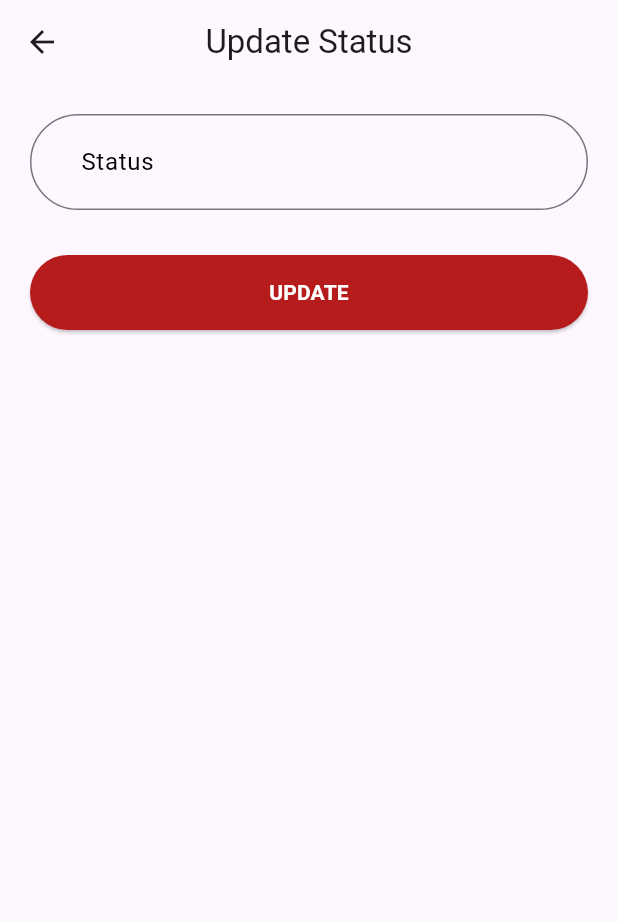
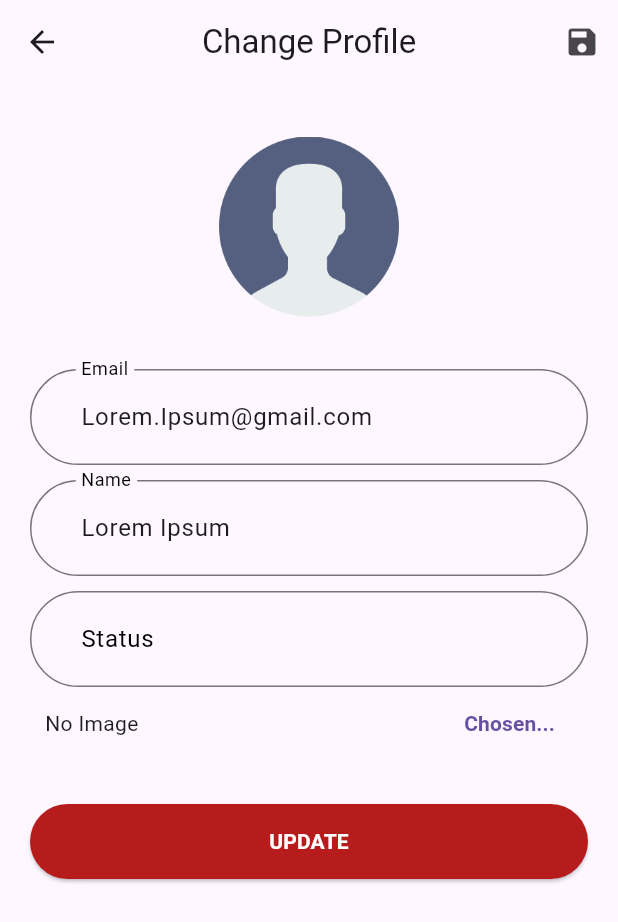
Before and after one commit to iGhost22/ChatApp, a Flutter app: the screen it shows after launch, on a phone screen of 412 x 824 dp. Shown: the top 922 px of the screen. Run offline on Flutter 3.47's test engine with Material 3 defaults, Android fonts, the phone set to English and light mode, and no system bars; drawn by our look-alikes of avatar_glow; our stand-ins replace firebase_core, get, introduction_screen, lottie; accounts and stored records are empty.

Commit message:
Create Change Profile

```diff
--- /dev/null
+++ b/lib/app/modules/change_profile/bindings/change_profile_binding.dart
@@ -0,0 +1,12 @@
+import 'package:get/get.dart';
+
+import '../controllers/change_profile_controller.dart';
+
+class ChangeProfileBinding extends Bindings {
+  @override
+  void dependencies() {
+    Get.lazyPut<ChangeProfileController>(
+      () => ChangeProfileController(),
+    );
+  }
+}
--- /dev/null
+++ b/lib/app/modules/change_profile/controllers/change_profile_controller.dart
@@ -0,0 +1,24 @@
+import 'package:flutter/material.dart';
+import 'package:get/get.dart';
+
+class ChangeProfileController extends GetxController {
+  late TextEditingController emailC;
+  late TextEditingController nameC;
+  late TextEditingController statusC;
+
+  @override
+  void onInit() {
+    emailC = TextEditingController(text: "Lorem.Ipsum@gmail.com");
+    nameC = TextEditingController(text: "Lorem Ipsum");
+    statusC = TextEditingController();
+    super.onInit();
+  }
+
+  @override
+  void onClose() {
+    emailC.dispose();
+    nameC.dispose();
+    statusC.dispose();
+    super.onClose();
+  }
+}
--- /dev/null
+++ b/lib/app/modules/change_profile/views/change_profile_view.dart
@@ -0,0 +1,156 @@
+import 'package:avatar_glow/avatar_glow.dart';
+import 'package:flutter/material.dart';
+
+import 'package:get/get.dart';
+
+import '../controllers/change_profile_controller.dart';
+
+class ChangeProfileView extends GetView<ChangeProfileController> {
+  const ChangeProfileView({Key? key}) : super(key: key);
+  @override
+  Widget build(BuildContext context) {
+    return Scaffold(
+      appBar: AppBar(
+        leading: IconButton(
+          onPressed: () {},
+          icon: Icon(Icons.arrow_back),
+        ),
+        title: const Text('Change Profile'),
+        centerTitle: true,
+        actions: [
+          IconButton(
+            onPressed: () {},
+            icon: Icon(Icons.save),
+          ),
+        ],
+      ),
+      body: Padding(
+        padding: const EdgeInsets.all(20),
+        child: ListView(
+          children: [
+            AvatarGlow(
+              // glowColor: Colors.black,
+              child: Container(
+                margin: EdgeInsets.all(15),
+                width: 120,
+                height: 120,
+                decoration: BoxDecoration(
+                  // color: Colors.black38,
+                  borderRadius: BorderRadius.circular(100),
+                  image: DecorationImage(
+                    image: AssetImage("assets/logo/noimage.png"),
+                  ),
+                ),
+              ),
+            ),
+            SizedBox(height: 20),
+            TextField(
+              controller: controller.emailC,
+              decoration: InputDecoration(
+                labelText: "Email",
+                labelStyle: TextStyle(
+                  color: Colors.black,
+                ),
+                border: OutlineInputBorder(
+                  borderRadius: BorderRadius.circular(100),
+                ),
+                focusedBorder: OutlineInputBorder(
+                  borderRadius: BorderRadius.circular(100),
+                  // borderSide: BorderSide(color: Colors.red[900]!),
+                ),
+                contentPadding: EdgeInsets.symmetric(
+                  horizontal: 30,
+                  vertical: 20,
+                ),
+              ),
+            ),
+            SizedBox(height: 10),
+            TextField(
+              controller: controller.nameC,
+              decoration: InputDecoration(
+                labelText: "Name",
+                labelStyle: TextStyle(
+                  color: Colors.black,
+                ),
+                border: OutlineInputBorder(
+                  borderRadius: BorderRadius.circular(100),
+                ),
+                focusedBorder: OutlineInputBorder(
+                  borderRadius: BorderRadius.circular(100),
+                  // borderSide: BorderSide(color: Colors.red[900]!),
+                ),
+                contentPadding: EdgeInsets.symmetric(
+                  horizontal: 30,
+                  vertical: 20,
+                ),
+              ),
+            ),
+            SizedBox(height: 10),
+            TextField(
+              controller: controller.statusC,
+              decoration: InputDecoration(
+                labelText: "Status",
+                labelStyle: TextStyle(
+                  color: Colors.black,
+                ),
+                border: OutlineInputBorder(
+                  borderRadius: BorderRadius.circular(100),
+                ),
+                focusedBorder: OutlineInputBorder(
+                  borderRadius: BorderRadius.circular(100),
+                  // borderSide: BorderSide(color: Colors.red[900]!),
+                ),
+                contentPadding: EdgeInsets.symmetric(
+                  horizontal: 30,
+                  vertical: 20,
+                ),
+              ),
+            ),
+            Padding(
+              padding: const EdgeInsets.symmetric(horizontal: 10),
+              child: Row(
+                mainAxisAlignment: MainAxisAlignment.spaceBetween,
+                children: [
+                  Text("No Image"),
+                  TextButton(
+                    onPressed: () {},
+                    child: Text(
+                      "Chosen...",
+                      style: TextStyle(fontWeight: FontWeight.bold),
+                    ),
+                  )
+                ],
+              ),
+            ),
+            SizedBox(
+              height: 30,
+            ),
+            Container(
+              width: Get.width,
+              child: ElevatedButton(
+                onPressed: () {},
+                child: Text(
+                  "UPDATE",
+                  style: TextStyle(
+                    fontWeight: FontWeight.bold,
+                    color: Colors.white,
+                  ),
+                ),
+                style: ElevatedButton.styleFrom(
+                  backgroundColor: Colors.red[900],
+                  shape: RoundedRectangleBorder(
+                    borderRadius: BorderRadius.circular(100),
+                  ),
+                  padding: EdgeInsets.symmetric(
+                    horizontal: 30,
+                    vertical: 15,
+                  ),
+                ),
+              ),
+            )
+          ],
+        ),
+      ),
+    );
+  }
+}
--- a/lib/app/routes/app_pages.dart
+++ b/lib/app/routes/app_pages.dart
@@ -1,5 +1,7 @@
 import 'package:get/get.dart';
 
+import '../modules/change_profile/bindings/change_profile_binding.dart';
+import '../modules/change_profile/views/change_profile_view.dart';
 import '../modules/chat_room/bindings/chat_room_binding.dart';
 import '../modules/chat_room/views/chat_room_view.dart';
 import '../modules/home/bindings/home_binding.dart';
@@ -65,5 +67,10 @@ class AppPages {
       page: () => const UpdateStatusView(),
       binding: UpdateStatusBinding(),
     ),
+    GetPage(
+      name: _Paths.CHANGE_PROFILE,
+      page: () => const ChangeProfileView(),
+      binding: ChangeProfileBinding(),
+    ),
   ];
 }
--- a/lib/app/routes/app_routes.dart
+++ b/lib/app/routes/app_routes.dart
@@ -10,6 +10,7 @@ abstract class Routes {
   static const CHAT_ROOM = _Paths.CHAT_ROOM;
   static const SEARCH = _Paths.SEARCH;
   static const UPDATE_STATUS = _Paths.UPDATE_STATUS;
+  static const CHANGE_PROFILE = _Paths.CHANGE_PROFILE;
 }
 
 abstract class _Paths {
@@ -21,4 +22,5 @@ abstract class _Paths {
   static const CHAT_ROOM = '/chat-room';
   static const SEARCH = '/search';
   static const UPDATE_STATUS = '/update-status';
+  static const CHANGE_PROFILE = '/change-profile';
 }
--- a/lib/main.dart
+++ b/lib/main.dart
@@ -35,7 +35,7 @@ class myApp extends StatelessWidget {
         if (snapshot.connectionState == ConnectionState.done) {
           return GetMaterialApp(
             title: "Chat Application",
-            initialRoute: Routes.UPDATE_STATUS,
+            initialRoute: Routes.CHANGE_PROFILE,
             getPages: AppPages.routes,
           );
 
```
